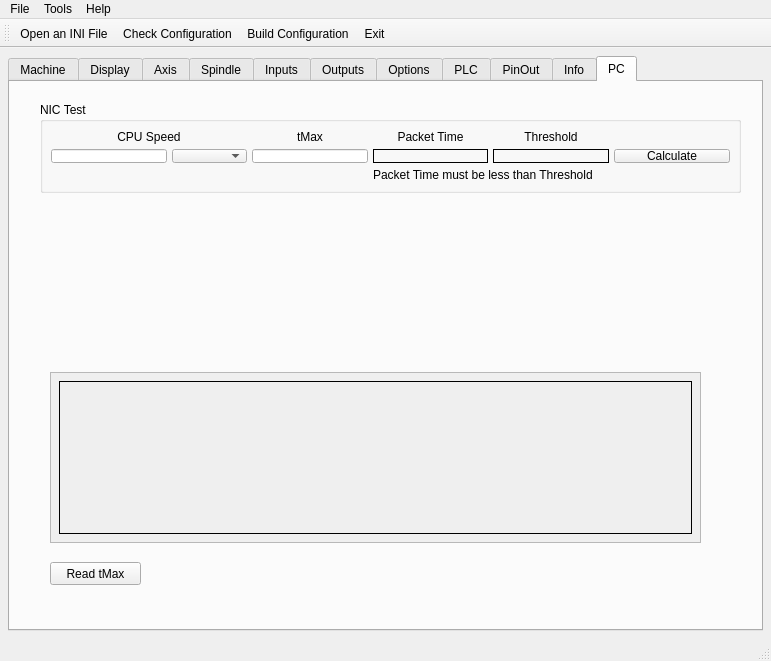
Old version of the form 7i96.ui in the repository snelweg/7i96.
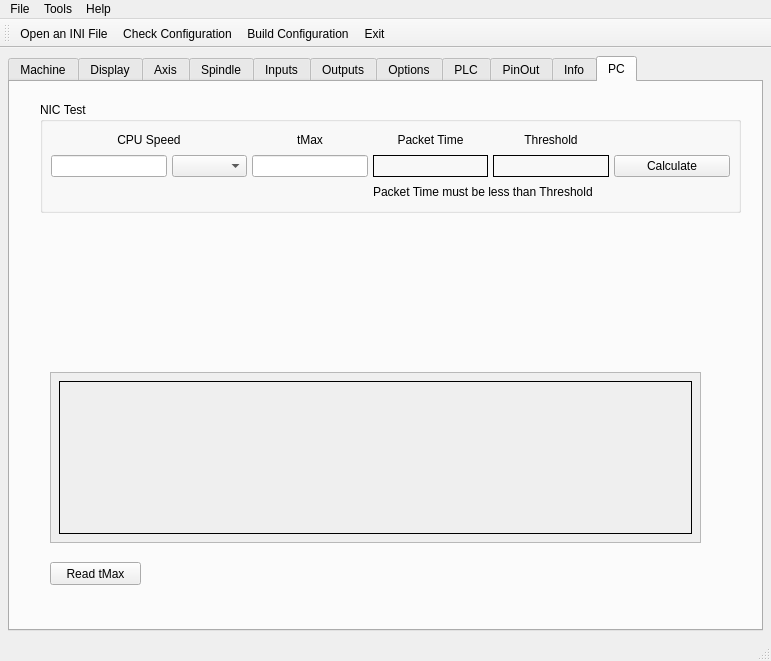
New version of the form. The open tabs and pages were chosen to show the change.

The edit to the form file:
```diff
--- a/7i96.ui
+++ b/7i96.ui
@@ -6259,7 +6259,7 @@
           <x>30</x>
           <y>20</y>
           <width>701</width>
-          <height>91</height>
+          <height>111</height>
          </rect>
         </property>
         <property name="title">
```
